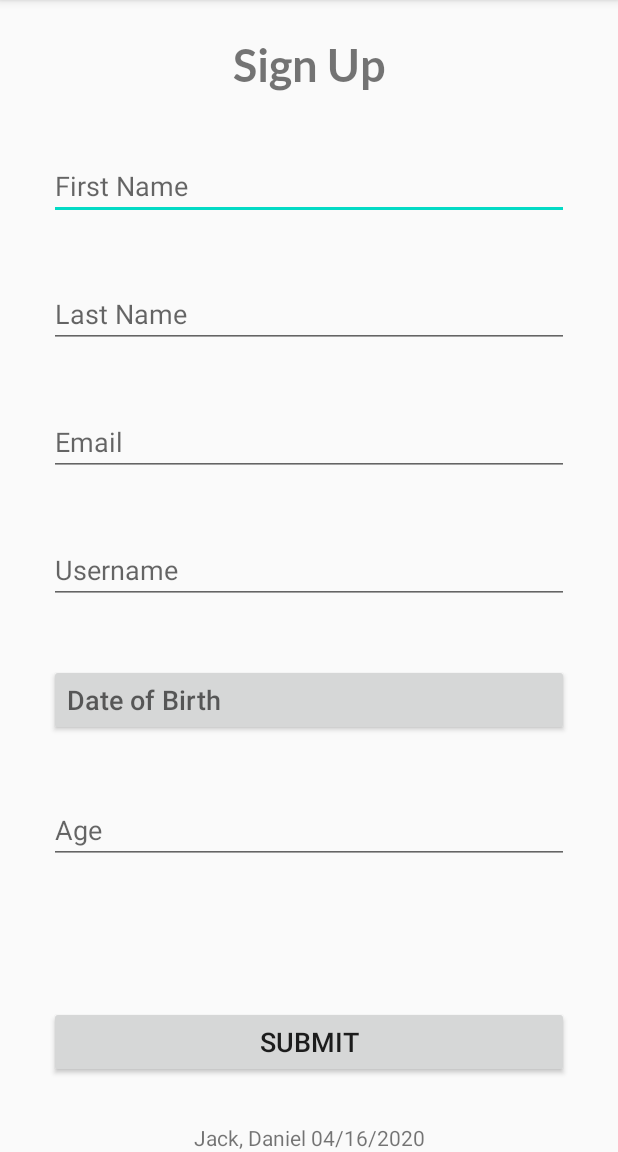
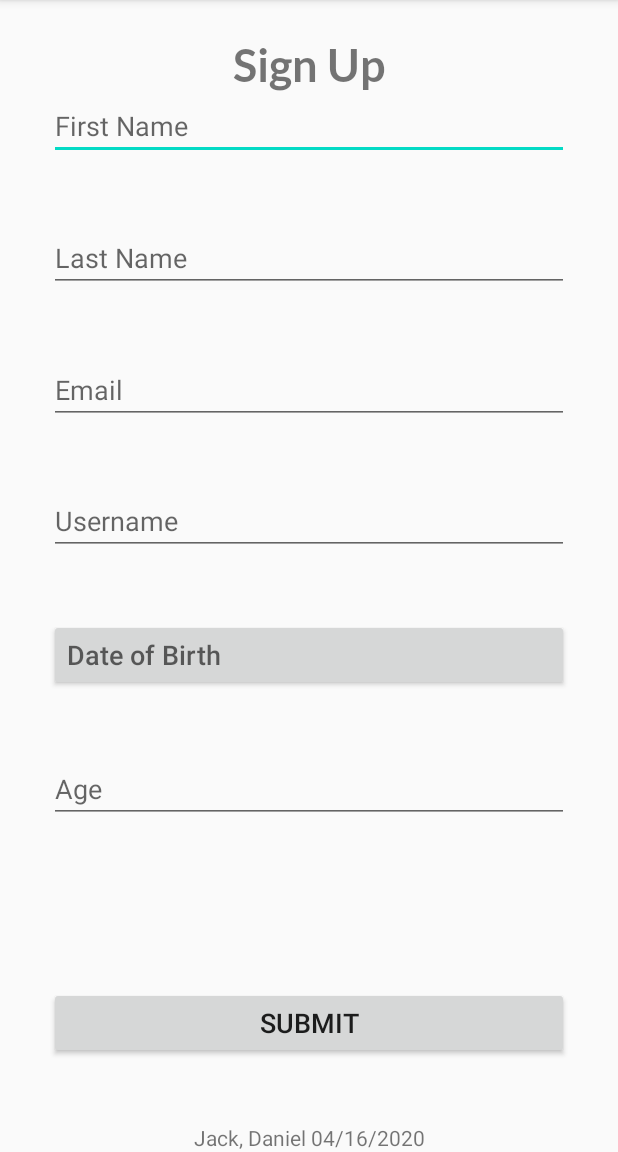
Before and after one commit to dansjack/ad340-sp2020, an Android app: the screen it shows after launch (MainActivity), on a phone screen of 412 x 824 dp, the part 84-1236 px from its top. Run offline under Robolectric (Android 15) with nearby library versions, the phone set to English and light mode, and no system bars.

Commit message:
Resolved layout issue in portrait

```diff
--- a/app/src/main/res/layout-land/activity_main.xml
+++ b/app/src/main/res/layout-land/activity_main.xml
@@ -55,7 +55,6 @@
                 android:id="@+id/firstNameText"
                 android:layout_width="match_parent"
                 android:layout_height="wrap_content"
-                android:layout_marginTop="@dimen/form_text_margin_land"
                 android:autofillHints="@string/first_name"
                 android:hint="@string/first_name"
                 android:inputType="textPersonName"
--- a/app/src/main/res/layout/activity_main.xml
+++ b/app/src/main/res/layout/activity_main.xml
@@ -10,7 +10,6 @@
         android:id="@+id/firstNameText"
         android:layout_width="@dimen/match_constraint"
         android:layout_height="wrap_content"
-        android:layout_marginTop="@dimen/form_text_margin"
         android:autofillHints="@string/first_name"
         android:hint="@string/first_name"
         android:inputType="textPersonName"
@@ -23,11 +22,11 @@
         android:id="@+id/lastNameText"
         android:layout_width="@dimen/match_constraint"
         android:layout_height="wrap_content"
-        android:layout_marginTop="@dimen/form_text_margin"
         android:autofillHints="@string/last_name"
         android:hint="@string/last_name"
         android:inputType="textPersonName"
         android:textSize="@dimen/form_text_size"
+        app:layout_constraintBottom_toTopOf="@id/emailText"
         app:layout_constraintEnd_toStartOf="@+id/formRightGuide"
         app:layout_constraintStart_toStartOf="@+id/formLeftGuide"
         app:layout_constraintTop_toBottomOf="@+id/firstNameText" />
@@ -36,11 +35,11 @@
         android:id="@+id/emailText"
         android:layout_width="@dimen/match_constraint"
         android:layout_height="wrap_content"
-        android:layout_marginTop="@dimen/form_text_margin"
         android:autofillHints="@string/email"
         android:hint="@string/email"
         android:inputType="textEmailAddress"
         android:textSize="@dimen/form_text_size"
+        app:layout_constraintBottom_toTopOf="@id/usernameText"
         app:layout_constraintEnd_toStartOf="@+id/formRightGuide"
         app:layout_constraintStart_toStartOf="@+id/formLeftGuide"
         app:layout_constraintTop_toBottomOf="@+id/lastNameText" />
@@ -49,13 +48,13 @@
         android:id="@+id/dobBtn"
         android:layout_width="@dimen/match_constraint"
         android:layout_height="wrap_content"
-        android:layout_marginTop="@dimen/form_text_margin"
         android:autofillHints="@string/date_of_birth"
         android:focusable="false"
         android:hint="@string/date_of_birth"
         android:onClick="getDatePicker"
         android:textAlignment="textStart"
         android:textSize="@dimen/form_text_size"
+        app:layout_constraintBottom_toTopOf="@id/ageText"
         app:layout_constraintEnd_toStartOf="@+id/formRightGuide"
         app:layout_constraintStart_toStartOf="@+id/formLeftGuide"
         app:layout_constraintTop_toBottomOf="@+id/usernameText" />
@@ -64,11 +63,11 @@
         android:id="@+id/usernameText"
         android:layout_width="@dimen/match_constraint"
         android:layout_height="wrap_content"
-        android:layout_marginTop="@dimen/form_text_margin"
         android:autofillHints="@string/username"
         android:hint="@string/username"
         android:inputType="text"
         android:textSize="@dimen/form_text_size"
+        app:layout_constraintBottom_toTopOf="@id/dobBtn"
         app:layout_constraintEnd_toStartOf="@+id/formRightGuide"
         app:layout_constraintStart_toStartOf="@+id/formLeftGuide"
         app:layout_constraintTop_toBottomOf="@+id/emailText" />
@@ -111,11 +110,11 @@
         android:id="@+id/ageText"
         android:layout_width="@dimen/match_constraint"
         android:layout_height="wrap_content"
-        android:layout_marginTop="@dimen/form_text_margin"
         android:autofillHints="@string/age"
         android:background="?attr/editTextBackground"
         android:hint="@string/age"
         android:textSize="@dimen/form_text_size"
+        app:layout_constraintBottom_toTopOf="@id/errorText"
         app:layout_constraintEnd_toStartOf="@+id/formRightGuide"
         app:layout_constraintStart_toStartOf="@+id/formLeftGuide"
         app:layout_constraintTop_toBottomOf="@+id/dobBtn" />
@@ -145,10 +144,10 @@
         android:id="@+id/errorText"
         android:layout_width="@dimen/match_constraint"
         android:layout_height="wrap_content"
-        android:layout_marginTop="@dimen/form_text_margin"
         android:gravity="center"
         android:textColor="#AE2E2E"
         android:textSize="@dimen/form_text_size"
+        app:layout_constraintBottom_toTopOf="@id/submitBtn"
         app:layout_constraintEnd_toStartOf="@+id/formRightGuide"
         app:layout_constraintStart_toStartOf="@+id/formLeftGuide"
         app:layout_constraintTop_toBottomOf="@+id/ageText" />
```
